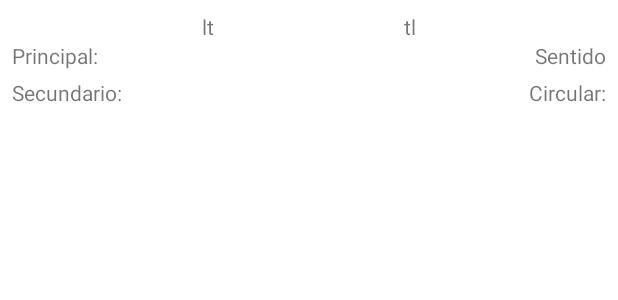
After one commit to EuricoNascimento/MyBus, an Android app: the layout row_line.xml on its own in the app's theme, with its tools: preview values and no code run, on a phone screen of 412 x 824 dp. The commit adds this screen. Shown: the top 300 px of the screen. Run offline under Robolectric (Android 15) with nearby library versions, the phone set to English and light mode, and no system bars.

Commit message:
Ajustando coisas

```diff
--- a/app/src/main/java/com/euriconfneto/mybus/MainActivity.kt
+++ b/app/src/main/java/com/euriconfneto/mybus/MainActivity.kt
@@ -21,6 +21,8 @@ class MainActivity : AppCompatActivity() {
 
         val navView: BottomNavigationView = binding.navView
 
+        supportActionBar?.hide()
+
         val navController = findNavController(R.id.nav_host_fragment_activity_main)
         // Passing each menu ID as a set of Ids because each
         // menu should be considered as top level destinations.
--- a/app/src/main/java/com/euriconfneto/mybus/repository/api/service/BusStationService.kt
+++ b/app/src/main/java/com/euriconfneto/mybus/repository/api/service/BusStationService.kt
@@ -9,7 +9,7 @@ import retrofit2.http.Query
 interface BusStationService {
     @GET("Parada/Buscar")
     fun findBusStation(
-        @Query("termosBuscar") termosBuscar: String
+        @Query("termosBusca") termosBusca: String
     ): Call<List<BusStationModel>>
 
     @GET("Parada/BuscarParadasPorLinha")
@@ -17,7 +17,7 @@ interface BusStationService {
         @Query("codigoLinha") codigoLinha: String
     ): Call<List<BusStationModel>>
 
-    @GET("Parada/BuscarParadasPorCorredoA")
+    @GET("Parada/BuscarParadasPorCorredo")
     fun findBusStationByLane(
         @Query("codigoCorredor") codigoCorredor: String
     ): Call<List<BusStationModel>>
--- /dev/null
+++ b/app/src/main/res/layout/row_line.xml
@@ -0,0 +1,95 @@
+<?xml version="1.0" encoding="utf-8"?>
+<androidx.constraintlayout.widget.ConstraintLayout xmlns:android="http://schemas.android.com/apk/res/android"
+    android:layout_width="match_parent"
+    android:layout_height="wrap_content"
+    xmlns:app="http://schemas.android.com/apk/res-auto"
+    android:layout_margin="8dp">
+
+    <TextView
+        android:id="@+id/text_lt"
+        android:text="@string/lt"
+        android:layout_width="wrap_content"
+        android:layout_height="wrap_content"
+        android:layout_marginBottom="10dp"
+        app:layout_constraintTop_toTopOf="parent"
+        app:layout_constraintStart_toStartOf="parent"
+        app:layout_constraintEnd_toStartOf="@+id/text_tl"/>
+
+    <TextView
+        android:id="@+id/text_tl"
+        android:text="@string/tl"
+        android:layout_width="wrap_content"
+        android:layout_height="wrap_content"
+        android:layout_marginBottom="10dp"
+        app:layout_constraintTop_toTopOf="parent"
+        app:layout_constraintStart_toEndOf="@+id/text_lt"
+        app:layout_constraintEnd_toEndOf="parent"/>
+
+    <TextView
+        android:id="@+id/text_main_terminal"
+        android:text="@string/main_terminal"
+        android:layout_width="wrap_content"
+        android:layout_height="wrap_content"
+        app:layout_constraintTop_toBottomOf="@+id/text_lt"
+        app:layout_constraintStart_toStartOf="parent"/>
+
+    <TextView
+        android:id="@+id/text_asnwer_main"
+        android:layout_width="wrap_content"
+        android:layout_height="wrap_content"
+        android:layout_marginStart="10dp"
+        android:text=""
+        app:layout_constraintStart_toEndOf="@+id/text_main_terminal"
+        app:layout_constraintTop_toBottomOf="@+id/text_lt"/>
+
+    <TextView
+        android:id="@+id/text_second_terminal"
+        android:text="@string/second_terminal"
+        android:layout_marginTop="5dp"
+        android:layout_width="wrap_content"
+        android:layout_height="wrap_content"
+        app:layout_constraintTop_toBottomOf="@+id/text_main_terminal"
+        app:layout_constraintStart_toStartOf="parent"/>
+
+    <TextView
+        android:id="@+id/text_asnwer_second"
+        android:layout_width="wrap_content"
+        android:layout_height="wrap_content"
+        android:layout_marginTop="5dp"
+        android:layout_marginStart="10dp"
+        app:layout_constraintTop_toBottomOf="@+id/text_asnwer_main"
+        app:layout_constraintStart_toEndOf="@+id/text_second_terminal"/>
+
+    <TextView
+        android:id="@+id/text_direction"
+        android:text="@string/direction"
+        android:layout_width="wrap_content"
+        android:layout_height="wrap_content"
+        app:layout_constraintTop_toBottomOf="@+id/text_tl"
+        app:layout_constraintEnd_toStartOf="@+id/text_asnwer_direction"/>
+
+    <TextView
+        android:id="@+id/text_asnwer_direction"
+        android:text=""
+        android:layout_width="wrap_content"
+        android:layout_height="wrap_content"
+        app:layout_constraintTop_toBottomOf="@+id/text_tl"
+        app:layout_constraintEnd_toEndOf="parent"/>
+
+    <TextView
+        android:id="@+id/text_circular"
+        android:text="@string/circular"
+        android:layout_width="wrap_content"
+        android:layout_height="wrap_content"
+        android:layout_marginTop="5dp"
+        app:layout_constraintTop_toBottomOf="@+id/text_direction"
+        app:layout_constraintEnd_toStartOf="@+id/text_asnwer_circular"/>
+
+    <TextView
+        android:id="@+id/text_asnwer_circular"
+        android:layout_width="wrap_content"
+        android:layout_height="wrap_content"
+        app:layout_constraintTop_toBottomOf="@id/text_asnwer_direction"
+        app:layout_constraintEnd_toEndOf="parent"/>
+
+</androidx.constraintlayout.widget.ConstraintLayout>
--- a/app/src/main/res/values/strings.xml
+++ b/app/src/main/res/values/strings.xml
@@ -7,4 +7,12 @@
     <string name="title_busStation">Paradas</string>
     <string name="search_button">Botão de procurar</string>
     <string name="search_bus_station">Parada</string>
+    <string name="direction">Sentido</string>
+    <string name="main_terminal">Principal: </string>
+    <string name="second_terminal">Secundario: </string>
+    <string name="circular">Circular: </string>
+    <string name="answer_true">Sim</string>
+    <string name="answer_false">Não</string>
+    <string name="tl">tl</string>
+    <string name="lt">lt</string>
 </resources>
```
Also changed, not shown: app/src/main/java/com/euriconfneto/mybus/repository/LineRepository.kt (added, +51 -0 lines), app/src/main/java/com/euriconfneto/mybus/repository/api/service/LineService.kt (added, +16 -0 lines), app/src/main/java/com/euriconfneto/mybus/repository/model/BusLineModel.kt (added, +20 -0 lines), app/src/main/java/com/euriconfneto/mybus/ui/adapter/LineAdapter.kt (added, +31 -0 lines), app/src/main/java/com/euriconfneto/mybus/ui/busstation/BusStationFragment.kt (+13 -27 lines), app/src/main/java/com/euriconfneto/mybus/ui/lane/LaneFragment.kt (+8 -11 lines), app/src/main/java/com/euriconfneto/mybus/ui/lane/LaneViewModel.kt (+31 -3 lines), app/src/main/java/com/euriconfneto/mybus/ui/viewholder/LineViewHolder.kt (added, +29 -0 lines), app/src/main/res/layout/fragment_busstation.xml (+6 -6 lines), app/src/main/res/layout/fragment_lane.xml (+42 -10 lines).
